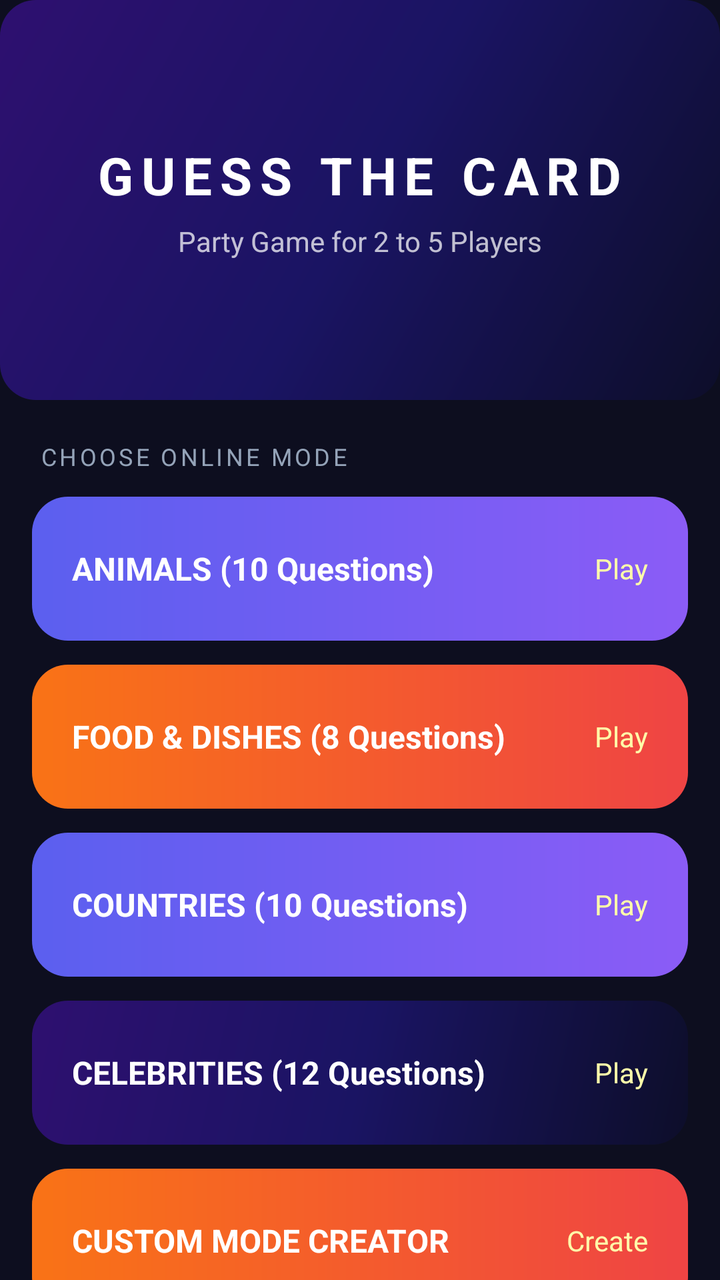
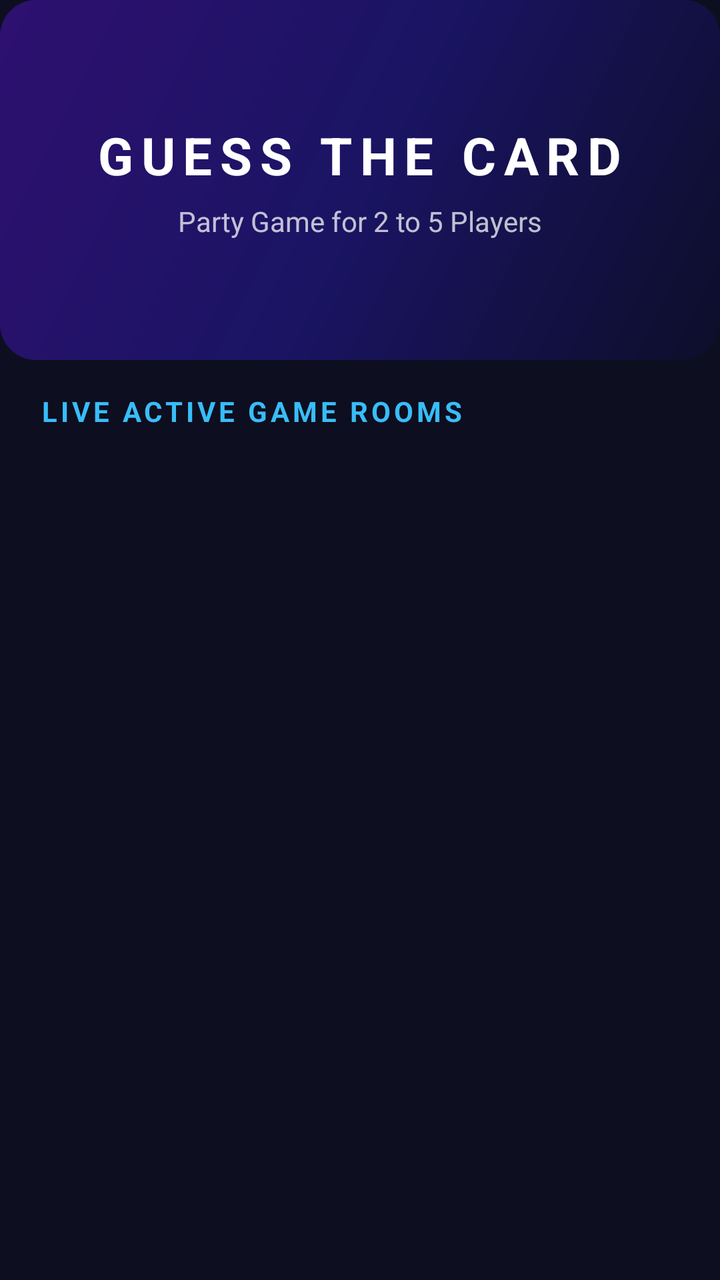

Screens rendered from an Android XML layout before and after an edit, with the pre-edit source and the edit as a unified diff.
<!-- AndroidManifest.xml: application theme Theme.TerritoryWars -->
<!-- res/layout/fragment_home.xml -->
<?xml version="1.0" encoding="utf-8"?>
<androidx.core.widget.NestedScrollView xmlns:android="http://schemas.android.com/apk/res/android"
    android:layout_width="match_parent"
    android:layout_height="match_parent"
    android:background="@color/bg_dark"
    android:fillViewport="true"
    android:clipToPadding="false"
    android:paddingBottom="100dp">

    <LinearLayout
        android:layout_width="match_parent"
        android:layout_height="wrap_content"
        android:orientation="vertical">

        
        <FrameLayout
            android:layout_width="match_parent"
            android:layout_height="200dp"
            android:background="@drawable/gradient_hero">

            <LinearLayout
                android:layout_width="match_parent"
                android:layout_height="match_parent"
                android:gravity="center"
                android:orientation="vertical"
                android:padding="24dp">

                <TextView
                    android:layout_width="wrap_content"
                    android:layout_height="wrap_content"
                    android:text="GUESS THE CARD"
                    android:textColor="#FFFFFF"
                    android:textSize="26sp"
                    android:textStyle="bold"
                    android:letterSpacing="0.15" />

                <TextView
                    android:id="@+id/tvPlayerName"
                    android:layout_width="wrap_content"
                    android:layout_height="wrap_content"
                    android:text="Party Game for 2 to 5 Players"
                    android:textColor="#BBFFFFFF"
                    android:textSize="14sp"
                    android:layout_marginTop="6dp" />

            </LinearLayout>
        </FrameLayout>

        
        <LinearLayout
            android:id="@+id/offlinePracticeContainer"
            android:layout_width="match_parent"
            android:layout_height="wrap_content"
            android:orientation="vertical"
            android:padding="20dp"
            android:visibility="gone">

            <TextView
                android:layout_width="match_parent"
                android:layout_height="wrap_content"
                android:text="Offline Mode"
                android:textColor="#94A3B8"
                android:textSize="12sp"
                android:textAllCaps="true"
                android:letterSpacing="0.12"
                android:layout_marginBottom="12dp" />

            <FrameLayout
                android:id="@+id/btnOfflinePractice"
                android:layout_width="match_parent"
                android:layout_height="80dp"
                android:background="@drawable/gradient_btn_offline"
                android:clickable="true"
                android:focusable="true">

                <LinearLayout
                    android:layout_width="match_parent"
                    android:layout_height="match_parent"
                    android:gravity="center_vertical"
                    android:orientation="horizontal"
                    android:paddingStart="20dp"
                    android:paddingEnd="20dp">

                    <LinearLayout
                        android:layout_width="0dp"
                        android:layout_height="wrap_content"
                        android:layout_weight="1"
                        android:orientation="vertical">

                        <TextView
                            android:layout_width="wrap_content"
                            android:layout_height="wrap_content"
                            android:text="PRACTICE MODE"
                            android:textColor="#FFFFFF"
                            android:textSize="18sp"
                            android:textStyle="bold" />

                        <TextView
                            android:layout_width="wrap_content"
                            android:layout_height="wrap_content"
                            android:text="Play offline practice match"
                            android:textColor="#FFFFFFAA"
                            android:textSize="12sp" />
                    </LinearLayout>

                    <TextView
                        android:layout_width="wrap_content"
                        android:layout_height="wrap_content"
                        android:text="Start Practice"
                        android:textColor="#FFFFFF"
                        android:textSize="14sp"
                        android:textStyle="bold" />
                </LinearLayout>
            </FrameLayout>
        </LinearLayout>

        
        <LinearLayout
            android:id="@+id/onlineModesContainer"
            android:layout_width="match_parent"
            android:layout_height="wrap_content"
            android:orientation="vertical">

            <TextView
                android:layout_width="match_parent"
                android:layout_height="wrap_content"
                android:layout_marginStart="20dp"
                android:layout_marginEnd="20dp"
                android:layout_marginTop="20dp"
                android:layout_marginBottom="12dp"
                android:text="Choose Online Mode"
                android:textColor="#94A3B8"
                android:textSize="12sp"
                android:textAllCaps="true"
                android:letterSpacing="0.12" />

            
            <LinearLayout
                android:layout_width="match_parent"
                android:layout_height="wrap_content"
                android:orientation="vertical"
                android:paddingStart="16dp"
                android:paddingEnd="16dp">

                
                <FrameLayout
                    android:id="@+id/modeAnimals"
                    android:layout_width="match_parent"
                    android:layout_height="72dp"
                    android:layout_marginBottom="12dp"
                    android:background="@drawable/gradient_btn_multiplayer"
                    android:clickable="true"
                    android:focusable="true">

                    <LinearLayout
                        android:layout_width="match_parent"
                        android:layout_height="match_parent"
                        android:gravity="center_vertical"
                        android:orientation="horizontal"
                        android:paddingStart="20dp"
                        android:paddingEnd="20dp">

                        <TextView
                            android:layout_width="0dp"
                            android:layout_height="wrap_content"
                            android:layout_weight="1"
                            android:text="ANIMALS (10 Questions)"
                            android:textColor="#FFFFFF"
                            android:textSize="16sp"
                            android:textStyle="bold" />

                        <TextView
                            android:layout_width="wrap_content"
                            android:layout_height="wrap_content"
                            android:text="Play"
                            android:textColor="#FFFFFFAA"
                            android:textSize="14sp" />
                    </LinearLayout>
                </FrameLayout>

                
                <FrameLayout
                    android:id="@+id/modeFood"
                    android:layout_width="match_parent"
                    android:layout_height="72dp"
                    android:layout_marginBottom="12dp"
                    android:background="@drawable/gradient_btn_offline"
                    android:clickable="true"
                    android:focusable="true">
                    <LinearLayout
                        android:layout_width="match_parent"
                        android:layout_height="match_parent"
                        android:gravity="center_vertical"
                        android:orientation="horizontal"
                        android:paddingStart="20dp"
                        android:paddingEnd="20dp">
                        <TextView
                            android:layout_width="0dp"
                            android:layout_height="wrap_content"
                            android:layout_weight="1"
                            android:text="FOOD &amp; DISHES (8 Questions)"
                            android:textColor="#FFFFFF"
                            android:textSize="16sp"
                            android:textStyle="bold" />
                        <TextView
                            android:layout_width="wrap_content"
                            android:layout_height="wrap_content"
                            android:text="Play"
                            android:textColor="#FFFFFFAA"
                            android:textSize="14sp" />
                    </LinearLayout>
                </FrameLayout>

                
                <FrameLayout
                    android:id="@+id/modeCountries"
                    android:layout_width="match_parent"
                    android:layout_height="72dp"
                    android:layout_marginBottom="12dp"
                    android:background="@drawable/gradient_btn_multiplayer"
                    android:clickable="true"
                    android:focusable="true">
                    <LinearLayout
                        android:layout_width="match_parent"
                        android:layout_height="match_parent"
                        android:gravity="center_vertical"
                        android:orientation="horizontal"
                        android:paddingStart="20dp"
                        android:paddingEnd="20dp">
                        <TextView
                            android:layout_width="0dp"
                            android:layout_height="wrap_content"
                            android:layout_weight="1"
                            android:text="COUNTRIES (10 Questions)"
                            android:textColor="#FFFFFF"
                            android:textSize="16sp"
                            android:textStyle="bold" />
                        <TextView
                            android:layout_width="wrap_content"
                            android:layout_height="wrap_content"
                            android:text="Play"
                            android:textColor="#FFFFFFAA"
                            android:textSize="14sp" />
                    </LinearLayout>
                </FrameLayout>

                
                <FrameLayout
                    android:id="@+id/modeCelebrities"
                    android:layout_width="match_parent"
                    android:layout_height="72dp"
                    android:layout_marginBottom="12dp"
                    android:background="@drawable/gradient_hero"
                    android:clickable="true"
                    android:focusable="true">

                    <LinearLayout
                        android:layout_width="match_parent"
                        android:layout_height="match_parent"
                        android:gravity="center_vertical"
                        android:orientation="horizontal"
                        android:paddingStart="20dp"
                        android:paddingEnd="20dp">

                        <TextView
                            android:layout_width="0dp"
                            android:layout_height="wrap_content"
                            android:layout_weight="1"
                            android:text="CELEBRITIES (12 Questions)"
                            android:textColor="#FFFFFF"
                            android:textSize="16sp"
                            android:textStyle="bold" />

                        <TextView
                            android:layout_width="wrap_content"
                            android:layout_height="wrap_content"
                            android:text="Play"
                            android:textColor="#FFFFFFAA"
                            android:textSize="14sp" />
                    </LinearLayout>
                </FrameLayout>

                
                <FrameLayout
                    android:id="@+id/modeCustom"
                    android:layout_width="match_parent"
                    android:layout_height="72dp"
                    android:layout_marginBottom="16dp"
                    android:background="@drawable/gradient_btn_offline"
                    android:clickable="true"
                    android:focusable="true">
                    <LinearLayout
                        android:layout_width="match_parent"
                        android:layout_height="match_parent"
                        android:gravity="center_vertical"
                        android:orientation="horizontal"
                        android:paddingStart="20dp"
                        android:paddingEnd="20dp">
                        <TextView
                            android:layout_width="0dp"
                            android:layout_height="wrap_content"
                            android:layout_weight="1"
                            android:text="CUSTOM MODE CREATOR"
                            android:textColor="#FFFFFF"
                            android:textSize="16sp"
                            android:textStyle="bold" />
                        <TextView
                            android:layout_width="wrap_content"
                            android:layout_height="wrap_content"
                            android:text="Create"
                            android:textColor="#FFFFFFAA"
                            android:textSize="14sp" />
                    </LinearLayout>
                </FrameLayout>

            </LinearLayout>
        </LinearLayout>

    </LinearLayout>
</androidx.core.widget.NestedScrollView>
<!-- resources referenced by this layout -->
<resources>
  <color name="bg_dark">#0D0E1F</color>
  <!-- drawable gradient_btn_multiplayer (drawable) -->
  <?xml version="1.0" encoding="utf-8"?>
  <shape xmlns:android="http://schemas.android.com/apk/res/android"
      android:shape="rectangle">
      <gradient
          android:type="linear"
          android:angle="0"
          android:startColor="#5B5FEF"
          android:endColor="#8B5CF6" />
      <corners android:radius="18dp" />
  </shape>
  <!-- drawable gradient_btn_offline (drawable) -->
  <?xml version="1.0" encoding="utf-8"?>
  <shape xmlns:android="http://schemas.android.com/apk/res/android"
      android:shape="rectangle">
      <gradient
          android:type="linear"
          android:angle="0"
          android:startColor="#F97316"
          android:endColor="#EF4444" />
      <corners android:radius="18dp" />
  </shape>
  <!-- drawable gradient_hero (drawable) -->
  <?xml version="1.0" encoding="utf-8"?>
  <shape xmlns:android="http://schemas.android.com/apk/res/android"
      android:shape="rectangle">
      <gradient
          android:type="linear"
          android:angle="135"
          android:startColor="#0D0E2A"
          android:centerColor="#1A1463"
          android:endColor="#2E1070" />
      <corners android:radius="18dp"/>
  </shape>
  <style name="Theme.TerritoryWars" parent="Theme.Material3.DayNight.NoActionBar">
          
          <item name="colorPrimary">@color/purple_500</item>
          <item name="colorPrimaryVariant">@color/purple_700</item>
          <item name="colorOnPrimary">@color/white</item>
          
          <item name="colorSecondary">@color/teal_200</item>
          <item name="colorSecondaryVariant">@color/teal_700</item>
          <item name="colorOnSecondary">@color/black</item>
          
          <item name="android:statusBarColor">@android:color/transparent</item>
          <item name="android:navigationBarColor">@android:color/transparent</item>
          <item name="android:windowDrawsSystemBarBackgrounds">true</item>
      </style>
  <color name="purple_500">#FF6200EE</color>
  <color name="purple_700">#FF3700B3</color>
  <color name="white">#FFFFFFFF</color>
  <color name="teal_200">#FF03DAC5</color>
  <color name="teal_700">#FF018786</color>
  <color name="black">#FF000000</color>
</resources>

<!-- the commit's change to res/layout/fragment_home.xml (unified diff, before → after) -->
@@ -15,7 +15,7 @@
         
         <FrameLayout
             android:layout_width="match_parent"
-            android:layout_height="200dp"
+            android:layout_height="180dp"
             android:background="@drawable/gradient_hero">
 
             <LinearLayout
@@ -23,7 +23,7 @@
                 android:layout_height="match_parent"
                 android:gravity="center"
                 android:orientation="vertical"
-                android:padding="24dp">
+                android:padding="20dp">
 
                 <TextView
                     android:layout_width="wrap_content"
@@ -121,199 +121,47 @@
             android:layout_height="wrap_content"
             android:orientation="vertical">
 
+            
             <TextView
                 android:layout_width="match_parent"
                 android:layout_height="wrap_content"
                 android:layout_marginStart="20dp"
                 android:layout_marginEnd="20dp"
-                android:layout_marginTop="20dp"
-                android:layout_marginBottom="12dp"
-                android:text="Choose Online Mode"
-                android:textColor="#94A3B8"
-                android:textSize="12sp"
+                android:layout_marginTop="16dp"
+                android:layout_marginBottom="10dp"
+                android:text="Live Active Game Rooms"
+                android:textColor="#38BDF8"
+                android:textSize="14sp"
                 android:textAllCaps="true"
-                android:letterSpacing="0.12" />
+                android:letterSpacing="0.12"
+                android:textStyle="bold" />
 
             
-            <LinearLayout
+            <TextView
+                android:id="@+id/tvNoActiveRooms"
                 android:layout_width="match_parent"
                 android:layout_height="wrap_content"
-                android:orientation="vertical"
+                android:layout_marginStart="20dp"
+                android:layout_marginEnd="20dp"
+                android:layout_marginBottom="12dp"
+                android:background="@drawable/shape_glass_card"
+                android:padding="20dp"
+                android:text="No active public rooms right now.\nTap Create Room in Play section to start one!"
+                android:textColor="#94A3B8"
+                android:textSize="14sp"
+                android:gravity="center"
+                android:visibility="gone" />
+
+            
+            <androidx.recyclerview.widget.RecyclerView
+                android:id="@+id/rvActiveRooms"
+                android:layout_width="match_parent"
+                android:layout_height="wrap_content"
+                android:nestedScrollingEnabled="false"
                 android:paddingStart="16dp"
-                android:paddingEnd="16dp">
+                android:paddingEnd="16dp"
+                android:layout_marginBottom="16dp" />
 
-                
-                <FrameLayout
-                    android:id="@+id/modeAnimals"
-                    android:layout_width="match_parent"
-                    android:layout_height="72dp"
-                    android:layout_marginBottom="12dp"
-                    android:background="@drawable/gradient_btn_multiplayer"
-                    android:clickable="true"
-                    android:focusable="true">
-
-                    <LinearLayout
-                        android:layout_width="match_parent"
-                        android:layout_height="match_parent"
-                        android:gravity="center_vertical"
-                        android:orientation="horizontal"
-                        android:paddingStart="20dp"
-                        android:paddingEnd="20dp">
-
-                        <TextView
-                            android:layout_width="0dp"
-                            android:layout_height="wrap_content"
-                            android:layout_weight="1"
-                            android:text="ANIMALS (10 Questions)"
-                            android:textColor="#FFFFFF"
-                            android:textSize="16sp"
-                            android:textStyle="bold" />
-
-                        <TextView
-                            android:layout_width="wrap_content"
-                            android:layout_height="wrap_content"
-                            android:text="Play"
-                            android:textColor="#FFFFFFAA"
-                            android:textSize="14sp" />
-                    </LinearLayout>
-                </FrameLayout>
-
-                
-                <FrameLayout
-                    android:id="@+id/modeFood"
-                    android:layout_width="match_parent"
-                    android:layout_height="72dp"
-                    android:layout_marginBottom="12dp"
-                    android:background="@drawable/gradient_btn_offline"
-                    android:clickable="true"
-                    android:focusable="true">
-                    <LinearLayout
-                        android:layout_width="match_parent"
-                        android:layout_height="match_parent"
-                        android:gravity="center_vertical"
-                        android:orientation="horizontal"
-                        android:paddingStart="20dp"
-                        android:paddingEnd="20dp">
-                        <TextView
-                            android:layout_width="0dp"
-                            android:layout_height="wrap_content"
-                            android:layout_weight="1"
-                            android:text="FOOD &amp; DISHES (8 Questions)"
-                            android:textColor="#FFFFFF"
-                            android:textSize="16sp"
-                            android:textStyle="bold" />
-                        <TextView
-                            android:layout_width="wrap_content"
-                            android:layout_height="wrap_content"
-                            android:text="Play"
-                            android:textColor="#FFFFFFAA"
-                            android:textSize="14sp" />
-                    </LinearLayout>
-                </FrameLayout>
-
-                
-                <FrameLayout
-                    android:id="@+id/modeCountries"
-                    android:layout_width="match_parent"
-                    android:layout_height="72dp"
-                    android:layout_marginBottom="12dp"
-                    android:background="@drawable/gradient_btn_multiplayer"
-                    android:clickable="true"
-                    android:focusable="true">
-                    <LinearLayout
-                        android:layout_width="match_parent"
-                        android:layout_height="match_parent"
-                        android:gravity="center_vertical"
-                        android:orientation="horizontal"
-                        android:paddingStart="20dp"
-                        android:paddingEnd="20dp">
-                        <TextView
-                            android:layout_width="0dp"
-                            android:layout_height="wrap_content"
-                            android:layout_weight="1"
-                            android:text="COUNTRIES (10 Questions)"
-                            android:textColor="#FFFFFF"
-                            android:textSize="16sp"
-                            android:textStyle="bold" />
-                        <TextView
-                            android:layout_width="wrap_content"
-                            android:layout_height="wrap_content"
-                            android:text="Play"
-                            android:textColor="#FFFFFFAA"
-                            android:textSize="14sp" />
-                    </LinearLayout>
-                </FrameLayout>
-
-                
-                <FrameLayout
-                    android:id="@+id/modeCelebrities"
-                    android:layout_width="match_parent"
-                    android:layout_height="72dp"
-                    android:layout_marginBottom="12dp"
-                    android:background="@drawable/gradient_hero"
-                    android:clickable="true"
-                    android:focusable="true">
-
-                    <LinearLayout
-                        android:layout_width="match_parent"
-                        android:layout_height="match_parent"
-                        android:gravity="center_vertical"
-                        android:orientation="horizontal"
-                        android:paddingStart="20dp"
-                        android:paddingEnd="20dp">
-
-                        <TextView
-                            android:layout_width="0dp"
-                            android:layout_height="wrap_content"
-                            android:layout_weight="1"
-                            android:text="CELEBRITIES (12 Questions)"
-                            android:textColor="#FFFFFF"
-                            android:textSize="16sp"
-                            android:textStyle="bold" />
-
-                        <TextView
-                            android:layout_width="wrap_content"
-                            android:layout_height="wrap_content"
-                            android:text="Play"
-                            android:textColor="#FFFFFFAA"
-                            android:textSize="14sp" />
-                    </LinearLayout>
-                </FrameLayout>
-
-                
-                <FrameLayout
-                    android:id="@+id/modeCustom"
-                    android:layout_width="match_parent"
-                    android:layout_height="72dp"
-                    android:layout_marginBottom="16dp"
-                    android:background="@drawable/gradient_btn_offline"
-                    android:clickable="true"
-                    android:focusable="true">
-                    <LinearLayout
-                        android:layout_width="match_parent"
-                        android:layout_height="match_parent"
-                        android:gravity="center_vertical"
-                        android:orientation="horizontal"
-                        android:paddingStart="20dp"
-                        android:paddingEnd="20dp">
-                        <TextView
-                            android:layout_width="0dp"
-                            android:layout_height="wrap_content"
-                            android:layout_weight="1"
-                            android:text="CUSTOM MODE CREATOR"
-                            android:textColor="#FFFFFF"
-                            android:textSize="16sp"
-                            android:textStyle="bold" />
-                        <TextView
-                            android:layout_width="wrap_content"
-                            android:layout_height="wrap_content"
-                            android:text="Create"
-                            android:textColor="#FFFFFFAA"
-                            android:textSize="14sp" />
-                    </LinearLayout>
-                </FrameLayout>
-
-            </LinearLayout>
         </LinearLayout>
 
     </LinearLayout>
<!-- resource entries referenced after the edit -->
@@ -1,17 +1,6 @@
 <!-- resources referenced by this layout -->
 <resources>
   <color name="bg_dark">#0D0E1F</color>
-  <!-- drawable gradient_btn_multiplayer (drawable) -->
-  <?xml version="1.0" encoding="utf-8"?>
-  <shape xmlns:android="http://schemas.android.com/apk/res/android"
-      android:shape="rectangle">
-      <gradient
-          android:type="linear"
-          android:angle="0"
-          android:startColor="#5B5FEF"
-          android:endColor="#8B5CF6" />
-      <corners android:radius="18dp" />
-  </shape>
   <!-- drawable gradient_btn_offline (drawable) -->
   <?xml version="1.0" encoding="utf-8"?>
   <shape xmlns:android="http://schemas.android.com/apk/res/android"
@@ -35,6 +24,16 @@
           android:endColor="#2E1070" />
       <corners android:radius="18dp"/>
   </shape>
+  <!-- drawable shape_glass_card (drawable) -->
+  <?xml version="1.0" encoding="utf-8"?>
+  <shape xmlns:android="http://schemas.android.com/apk/res/android"
+      android:shape="rectangle">
+      <solid android:color="#1E293B" />
+      <corners android:radius="16dp" />
+      <stroke
+          android:width="1dp"
+          android:color="#334155" />
+  </shape>
   <style name="Theme.TerritoryWars" parent="Theme.Material3.DayNight.NoActionBar">
           
           <item name="colorPrimary">@color/purple_500</item>
